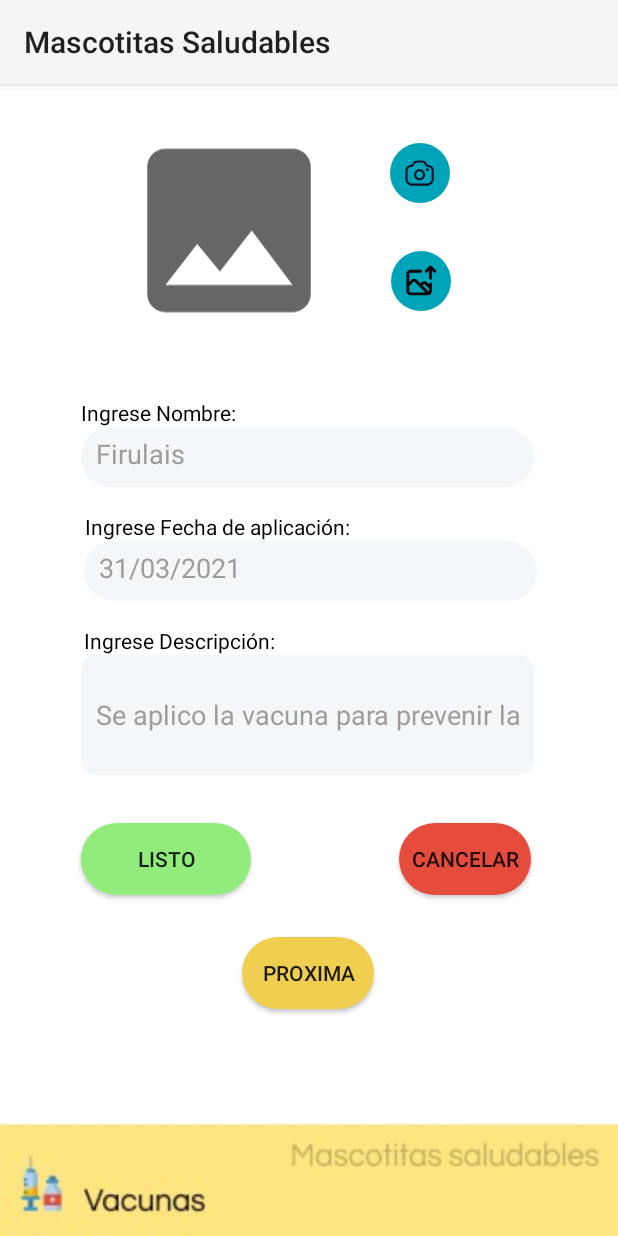
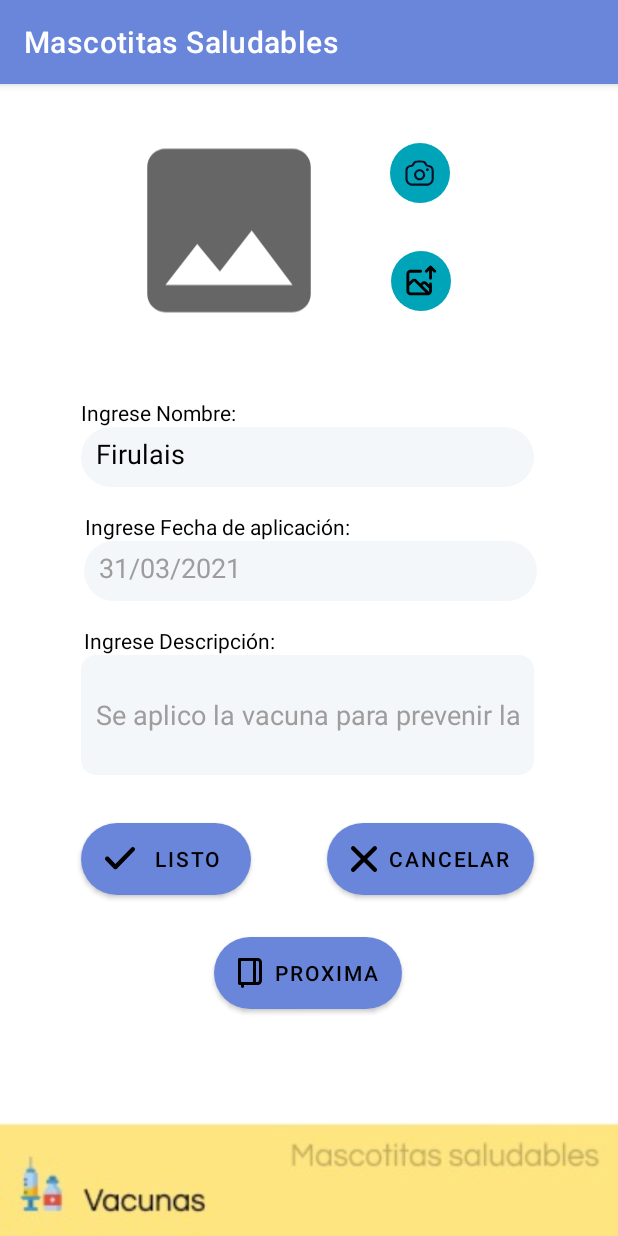
Before and after one commit to dmhernanandez/mascotitassaludables, an Android app: the vacunas screen opened directly, with no data from a screen before it, on a phone screen of 412 x 824 dp. Run offline under Robolectric (Android 15) with nearby library versions, the phone set to English and light mode, and no system bars; Roboto replaces fonts that are not available here.

Commit message:
Avance Alfredo 01/04/21 6:48pm, Creacion del paquete adaptadores y modelos mascotitas saludables y creacion del item_vacuna para uso de Recicler View

```diff
--- /dev/null
+++ b/app/src/main/java/hn/healthypets/proyecto/adaptadores_mascotitas_saludables/AdaptadorVacunas.java
@@ -0,0 +1,4 @@
+package hn.healthypets.proyecto.adaptadores_mascotitas_saludables;
+
+public class AdaptadorVacunas {
+}
--- /dev/null
+++ b/app/src/main/java/hn/healthypets/proyecto/modelos_mascotitas_saludables/ModeloVacunas.java
@@ -0,0 +1,4 @@
+package hn.healthypets.proyecto.modelos_mascotitas_saludables;
+
+public class ModeloVacunas {
+}
--- a/app/src/main/res/layout/activity_vacunas.xml
+++ b/app/src/main/res/layout/activity_vacunas.xml
@@ -80,7 +80,7 @@
             android:hint="Firulais"
             android:inputType="textPersonName"
             android:padding="10dp"
-            android:textColorHint="#9E9C9C"
+            android:textColorHint="@color/black"
             app:layout_constraintEnd_toStartOf="@+id/guideline3"
             app:layout_constraintStart_toStartOf="@+id/guideline2"
             app:layout_constraintTop_toBottomOf="@+id/imgComprobacionVacunas" />
--- a/app/src/main/res/values-night/themes.xml
+++ b/app/src/main/res/values-night/themes.xml
@@ -1,6 +1,6 @@
 <resources xmlns:tools="http://schemas.android.com/tools">
     <!-- Base application theme. -->
-    <style name="Theme.Tarea1PrimerParcial" parent="Theme.MaterialComponents.DayNight.DarkActionBar">
+    <style name="Theme.MascotitasSaludables" parent="Theme.MaterialComponents.DayNight.DarkActionBar">
         <!-- Primary brand color. -->
         <item name="colorPrimary">@color/purple_200</item>
         <item name="colorPrimaryVariant">@color/purple_700</item>
--- a/app/src/main/res/values/themes.xml
+++ b/app/src/main/res/values/themes.xml
@@ -1,6 +1,6 @@
 <resources xmlns:tools="http://schemas.android.com/tools">
     <!-- Base application theme. -->
-    <style name="Theme.Tarea1PrimerParcial" parent="Theme.MaterialComponents.DayNight.DarkActionBar">
+    <style name="Theme.MascotitasSaludables" parent="Theme.MaterialComponents.DayNight.DarkActionBar">
         <!-- Primary brand color. -->
         <item name="colorPrimary">@color/azul</item>
         <item name="colorPrimaryVariant">@color/black</item>
```
Also changed, not shown: app/src/main/res/layout/item_vacunas.xml (added, +16 -0 lines).
